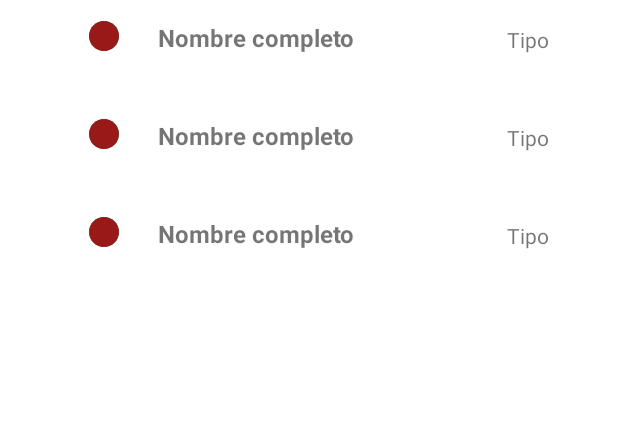
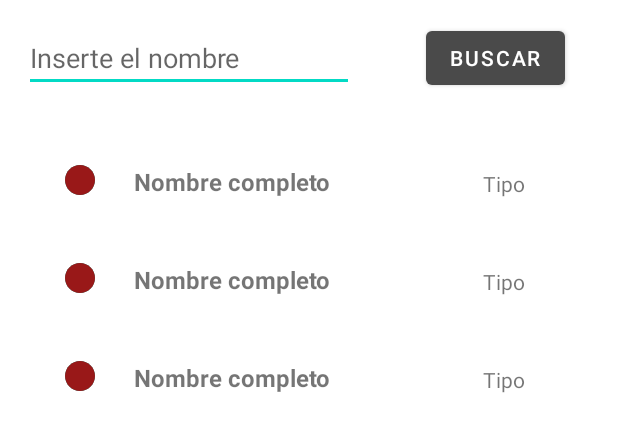
Before and after one commit to JorgeAlonsoLopez/Proyecto_AoA_School, an Android app: the layout fragment_lista_usuarios_list.xml on its own in the app's theme, with its tools: preview values and no code run, on a phone screen of 412 x 824 dp. Shown: the top 432 px of the screen. Run offline under Robolectric (Android 15) with nearby library versions, the phone set to English and light mode, and no system bars.

Commit message:
filtrado funcional

```diff
--- a/Android/app/src/main/java/com/salesianos/flyschool/retrofit/UsuarioService.kt
+++ b/Android/app/src/main/java/com/salesianos/flyschool/retrofit/UsuarioService.kt
@@ -15,6 +15,9 @@ interface UsuarioService {
 
     @GET("usuario/")
     fun getListaUsuarios(@Header("Authorization") token: String): Call<List<DtoUserInfo>>
+
+    @GET("usuario/filtro")
+    fun getListaFiltrada(@Header("Authorization") token: String, @Query("name") name: String): Call<List<DtoUserInfo>>
 
     @GET("usuario/{id}")
     fun detalle(@Header("Authorization") token: String, @Path("id") id : UUID): Call<DtoUserInfoSpeci>
--- a/Android/app/src/main/java/com/salesianos/flyschool/ui/menu/ui/admin/listadoUsuarios/ListadoUsuariosMainFragment.kt
+++ b/Android/app/src/main/java/com/salesianos/flyschool/ui/menu/ui/admin/listadoUsuarios/ListadoUsuariosMainFragment.kt
@@ -8,6 +8,7 @@ import android.view.LayoutInflater
 import android.view.View
 import android.view.ViewGroup
 import android.widget.Button
+import android.widget.EditText
 import com.salesianos.flyschool.R
 import com.salesianos.flyschool.ui.detalle.admin.registroUsuario.RegistroUsuariosActivity
 import com.salesianos.flyschool.ui.menu.MenuActivity
@@ -26,6 +27,7 @@ class ListadoUsuariosMainFragment : Fragment() {
 
         val boton: Button = root.findViewById(R.id.btn_direc_registro_usuario)
 
+
         boton.setOnClickListener(View.OnClickListener {
             val intent = Intent(activity, RegistroUsuariosActivity::class.java)
             startActivity(intent)
--- a/Android/app/src/main/res/layout/fragment_lista_usuarios_list.xml
+++ b/Android/app/src/main/res/layout/fragment_lista_usuarios_list.xml
@@ -1,13 +1,46 @@
 <?xml version="1.0" encoding="utf-8"?>
-<androidx.recyclerview.widget.RecyclerView xmlns:android="http://schemas.android.com/apk/res/android"
+<androidx.constraintlayout.widget.ConstraintLayout xmlns:android="http://schemas.android.com/apk/res/android"
     xmlns:app="http://schemas.android.com/apk/res-auto"
     xmlns:tools="http://schemas.android.com/tools"
-    android:id="@+id/list"
-    android:name="com.salesianos.flyschool.ui.menu.ui.admin.listadoUsuarios.ListaUsuariosFragment"
-    android:layout_width="match_parent"
-    android:layout_height="505dp"
-    android:layout_marginLeft="16dp"
-    android:layout_marginRight="16dp"
-    app:layoutManager="LinearLayoutManager"
-    tools:context=".ui.menu.ui.admin.listadoUsuarios.ListaUsuariosFragment"
-    tools:listitem="@layout/fragment_lista_usuarios" />
+        android:layout_width="match_parent"
+        android:layout_height="match_parent">
+
+    <Button
+        android:id="@+id/btn_search"
+        android:layout_width="wrap_content"
+        android:layout_height="wrap_content"
+        android:layout_marginStart="48dp"
+        android:text="@string/text_buscar"
+        app:layout_constraintBottom_toBottomOf="@+id/input_search"
+        app:layout_constraintStart_toEndOf="@+id/input_search"
+        app:layout_constraintTop_toTopOf="@+id/input_search" />
+
+    <EditText
+        android:id="@+id/input_search"
+        android:layout_width="220dp"
+        android:layout_height="wrap_content"
+        android:layout_marginStart="16dp"
+        android:layout_marginTop="16dp"
+        android:ems="10"
+        android:hint="@string/text_input_search"
+        android:inputType="textPersonName"
+        app:layout_constraintStart_toStartOf="parent"
+        app:layout_constraintTop_toTopOf="parent" />
+
+    <androidx.recyclerview.widget.RecyclerView
+        android:id="@+id/list"
+        android:name="com.salesianos.flyschool.ui.menu.ui.admin.listadoUsuarios.ListaUsuariosFragment"
+        android:layout_width="match_parent"
+        android:layout_height="455dp"
+        android:layout_marginTop="96dp"
+        app:layoutManager="LinearLayoutManager"
+        app:layout_constraintEnd_toEndOf="parent"
+        app:layout_constraintHorizontal_bias="0.0"
+        app:layout_constraintStart_toStartOf="parent"
+        app:layout_constraintTop_toTopOf="parent"
+        tools:context=".ui.menu.ui.admin.listadoUsuarios.ListaUsuariosFragment"
+        tools:listitem="@layout/fragment_lista_usuarios">
+
+    </androidx.recyclerview.widget.RecyclerView>
+
+</androidx.constraintlayout.widget.ConstraintLayout>
--- a/Android/app/src/main/res/values/strings.xml
+++ b/Android/app/src/main/res/values/strings.xml
@@ -148,4 +148,6 @@
     <string name="texto_hora_aterrizaje">Seleccione la hora de aterrizaje</string>
     <string name="delete_product">No se puede eliminar un producto que ya ha sido comprado. Si quiere que deje de estar disponible, delo de baja</string>
     <string name="delete_aeronv">No se puede eliminar una aeronave que ha sido registrada el algún historial de vuelo. Si quiere que deje de estar disponible, dela de baja</string>
+    <string name="text_buscar">Buscar</string>
+    <string name="text_input_search">Inserte el nombre</string>
 </resources>
```
Also changed, not shown: Android/app/src/main/java/com/salesianos/flyschool/ui/menu/ui/admin/listadoUsuarios/ListaUsuariosFragment.kt (+19 -4 lines), Android/app/src/main/java/com/salesianos/flyschool/ui/menu/ui/admin/listadoUsuarios/ListaUsuariosViewModel.kt (+18 -0 lines), Android/app/src/main/res/layout/activity_registro_aeronave.xml (+22 -28 lines), Android/app/src/main/res/layout/fragment_listado_usuarios_main.xml (+5 -2 lines).
